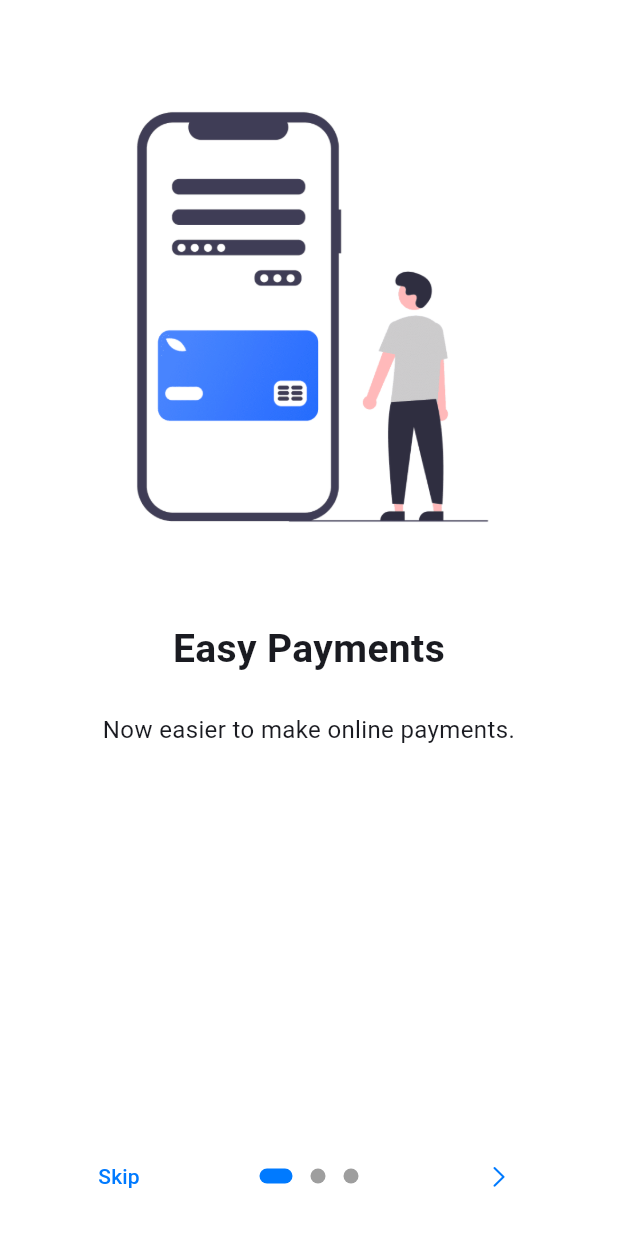
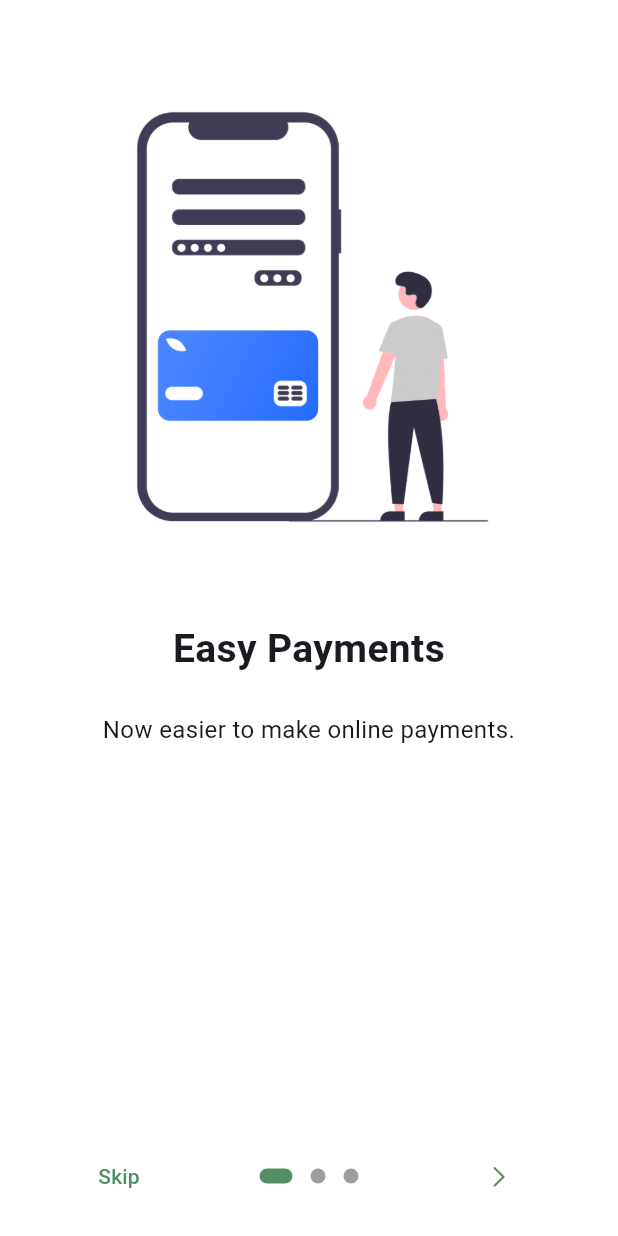
Before and after one commit to kimmengs/trentify, a Flutter app: the screen it shows after launch, on a phone screen of 412 x 824 dp. Run offline on Flutter 3.47's test engine with Material 3 defaults, Android fonts, the light colour scheme and no system bars; drawn by our look-alikes of introduction_screen; our stand-ins replace cached_network_image, go_router, lottie, shared_preferences, syncfusion_flutter_sliders; missing offline and left inert: syncfusion_flutter_core.

Commit message:
change to support on dark

```diff
--- a/lib/screens/navigation/home_shell_ios.dart
+++ b/lib/screens/navigation/home_shell_ios.dart
@@ -46,9 +46,8 @@ class _HomeShellCupertinoState extends State<HomeShellCupertino> {
     });
 
     return Scaffold(
-      extendBody: true, // 🔑 lets content render under the bar
-      backgroundColor:
-          Colors.transparent, // optional if you have your own backdrop
+      extendBody: true,
+      backgroundColor: Colors.transparent,
       body: IndexedStack(index: _index, children: children),
       bottomNavigationBar: ModernBottomBar(
         items: const [
--- a/lib/screens/onboarding_page/onboarding_page.dart
+++ b/lib/screens/onboarding_page/onboarding_page.dart
@@ -1,4 +1,5 @@
 import 'package:flutter/cupertino.dart';
+import 'package:flutter/material.dart';
 import 'package:introduction_screen/introduction_screen.dart';
 import 'package:shared_preferences/shared_preferences.dart';
 import 'package:go_router/go_router.dart';
@@ -16,6 +17,8 @@ class OnboardingPage extends StatelessWidget {
 
   @override
   Widget build(BuildContext context) {
+    final brightness = Theme.of(context).brightness;
+    final isDark = brightness == Brightness.dark;
     return CupertinoPageScaffold(
       child: SafeArea(
         child: IntroductionScreen(
@@ -28,13 +31,13 @@ class OnboardingPage extends StatelessWidget {
                 'assets/images/onboard/slide1.png',
                 width: 250,
               ),
-              decoration: const PageDecoration(
+              decoration: PageDecoration(
                 titleTextStyle: TextStyle(
                   fontSize: 26,
                   fontWeight: FontWeight.bold,
                 ),
                 bodyTextStyle: TextStyle(fontSize: 16),
-                pageColor: CupertinoColors.white,
+                pageColor: isDark ? Colors.black : CupertinoColors.white,
               ),
             ),
             PageViewModel(
@@ -44,13 +47,13 @@ class OnboardingPage extends StatelessWidget {
                 'assets/images/onboard/slide2.png',
                 width: 250,
               ),
-              decoration: const PageDecoration(
+              decoration: PageDecoration(
                 titleTextStyle: TextStyle(
                   fontSize: 26,
                   fontWeight: FontWeight.bold,
                 ),
                 bodyTextStyle: TextStyle(fontSize: 16),
-                pageColor: CupertinoColors.white,
+                pageColor: isDark ? Colors.black : CupertinoColors.white,
               ),
             ),
             PageViewModel(
@@ -60,45 +63,42 @@ class OnboardingPage extends StatelessWidget {
                 'assets/images/onboard/slide3.png',
                 width: 250,
               ),
-              decoration: const PageDecoration(
+              decoration: PageDecoration(
                 titleTextStyle: TextStyle(
                   fontSize: 26,
                   fontWeight: FontWeight.bold,
                 ),
                 bodyTextStyle: TextStyle(fontSize: 16),
-                pageColor: CupertinoColors.white,
+                pageColor: isDark ? Colors.black : CupertinoColors.white,
               ),
             ),
           ],
 
           onDone: () => _onDone(context),
           showSkipButton: true,
-          skip: const Text(
-            "Skip",
-            style: TextStyle(color: CupertinoColors.activeBlue),
-          ),
+          skip: const Text("Skip", style: TextStyle(color: Color(0xFF528F65))),
           next: const Icon(
             CupertinoIcons.chevron_right,
-            color: CupertinoColors.activeBlue,
+            color: Color(0xFF528F65),
           ),
           done: const Text(
             "Get Started",
             style: TextStyle(
               fontWeight: FontWeight.w600,
-              color: CupertinoColors.activeBlue,
+              color: Color(0xFF528F65),
             ),
           ),
 
           // iOS-style dots animation
           dotsDecorator: const DotsDecorator(
-            activeColor: CupertinoColors.activeBlue,
+            activeColor: Color(0xFF528F65),
             size: Size(10.0, 10.0),
             activeSize: Size(22.0, 10.0),
             activeShape: RoundedRectangleBorder(
               borderRadius: BorderRadius.all(Radius.circular(25.0)),
             ),
           ),
-          globalBackgroundColor: CupertinoColors.white,
+          globalBackgroundColor: isDark ? Colors.black : CupertinoColors.white,
         ),
       ),
     );
--- a/lib/widgets/transaction_detail/transaction_detail_ios.dart
+++ b/lib/widgets/transaction_detail/transaction_detail_ios.dart
@@ -108,7 +108,7 @@ class TransactionDetailIOS extends StatelessWidget {
                               child: const Icon(
                                 CupertinoIcons.doc_on_doc,
                                 size: 18,
-                                color: CupertinoColors.activeBlue,
+                                color: Color(0xFF528F65),
                               ),
                             ),
                           ],
```
Also changed, not shown: lib/screens/navigation/modern_nav.dart (+14 -3 lines), lib/screens/signup/signup_ios.dart (+2 -5 lines), 1 other file.
